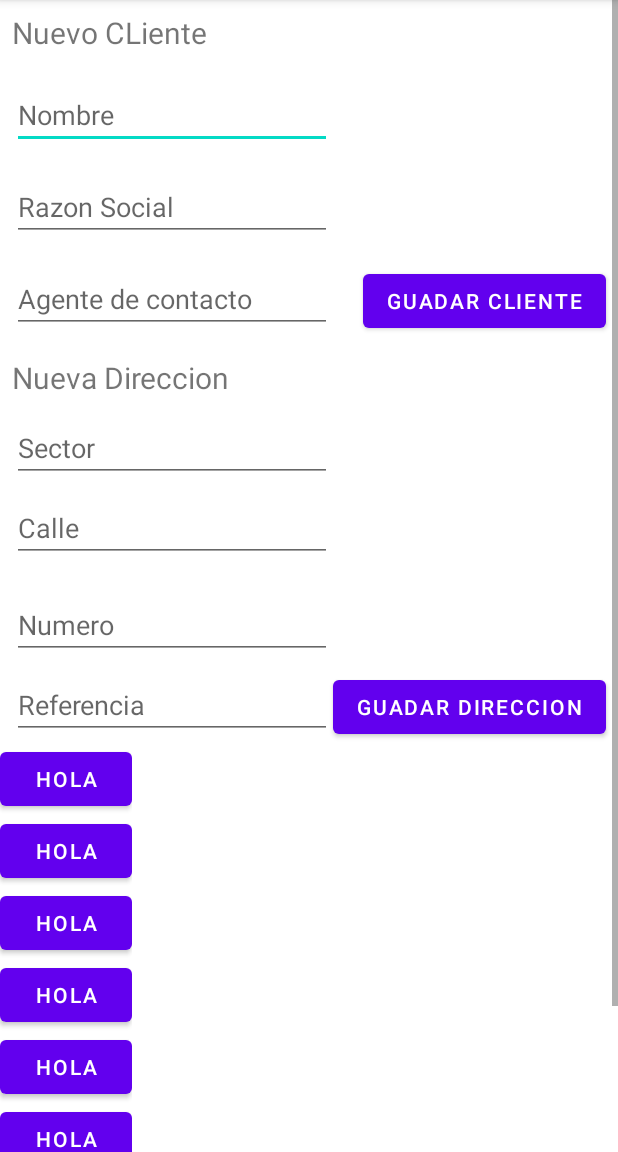
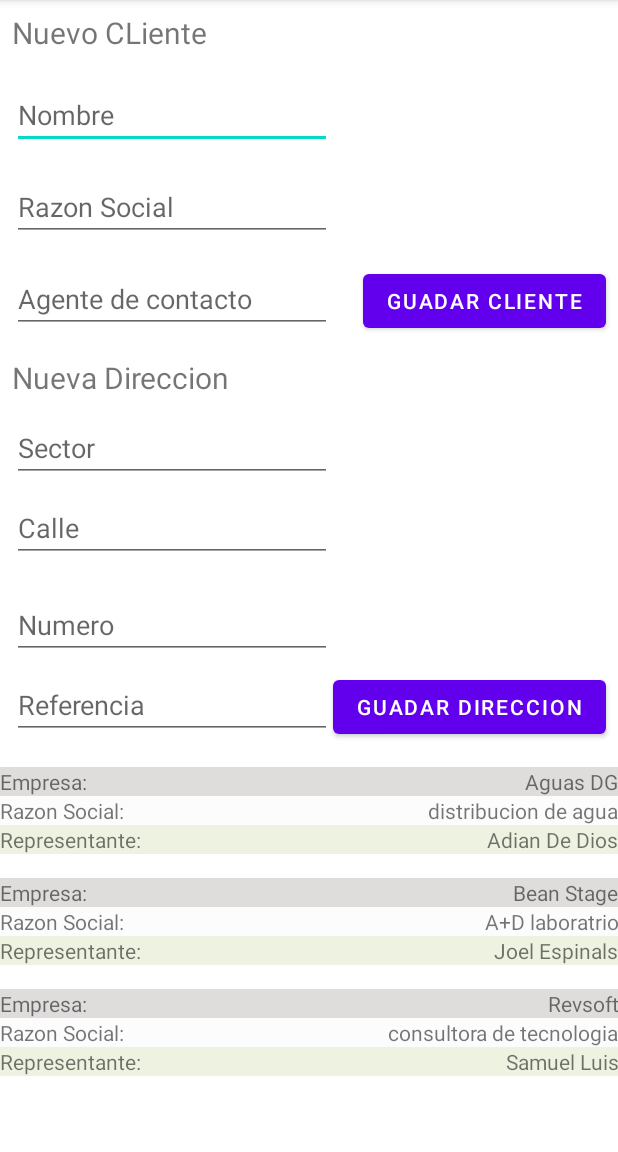
Before and after one commit to JoelEspinal/client-directions, an Android app: the ClientFormActivity screen opened directly, with no data from a screen before it, on a phone screen of 412 x 824 dp, the part 84-1236 px from its top. Run offline under Robolectric (Android 15) with nearby library versions, the phone set to English and light mode, and no system bars; our stand-ins replace Room's generated code.

```diff
--- a/app/src/main/java/com/beanstage/clientinfo/activities/ClientFormActivity.kt
+++ b/app/src/main/java/com/beanstage/clientinfo/activities/ClientFormActivity.kt
@@ -2,11 +2,33 @@ package com.beanstage.clientinfo.activities
 
 import androidx.appcompat.app.AppCompatActivity
 import android.os.Bundle
+import androidx.recyclerview.widget.LinearLayoutManager
+import androidx.recyclerview.widget.RecyclerView
 import com.beanstage.clientinfo.R
+import com.beanstage.clientinfo.adapters.ClientListAdapter
+import com.beanstage.clientinfo.app.ClientApplication
+import com.beanstage.clientinfo.viewmodels.ClientViewModel
 
 class ClientFormActivity : AppCompatActivity() {
+
+    private lateinit var viewModel: ClientViewModel
+
     override fun onCreate(savedInstanceState: Bundle?) {
         super.onCreate(savedInstanceState)
         setContentView(R.layout.activity_client_form)
+
+        viewModel = ClientViewModel((application as ClientApplication).repository)
+
+
+
+        val recyclerView = findViewById<RecyclerView>(R.id.address_recyclerview)
+        val adapter = ClientListAdapter()
+        recyclerView.adapter = adapter
+        recyclerView.layoutManager = LinearLayoutManager(this)
+
+        viewModel.allClients.observe(this) { clients ->
+            // Update the cached copy of the words in the adapter.
+            clients.let {  adapter.submitList(clients) }
+        }
     }
 }
--- a/app/src/main/res/layout/activity_client_form.xml
+++ b/app/src/main/res/layout/activity_client_form.xml
@@ -138,43 +138,18 @@
                 app:layout_constraintTop_toTopOf="@+id/editTextTextPersonName7" />
         </androidx.constraintlayout.widget.ConstraintLayout>
 
-        <LinearLayout
-            android:layout_width="wrap_content"
-            android:layout_height="wrap_content"
-            android:orientation="vertical">
-            <Button
-                android:layout_width="wrap_content"
+            <LinearLayout
+                android:layout_width="match_parent"
                 android:layout_height="wrap_content"
-                android:text="HOlA"/>
-            <Button
-                android:layout_width="wrap_content"
-                android:layout_height="wrap_content"
-                android:text="HOlA"/>
-            <Button
-                android:layout_width="wrap_content"
-                android:layout_height="wrap_content"
-                android:text="HOlA"/>
-            <Button
-                android:layout_width="wrap_content"
-                android:layout_height="wrap_content"
-                android:text="HOlA"/>
-            <Button
-                android:layout_width="wrap_content"
-                android:layout_height="wrap_content"
-                android:text="HOlA"/>
-            <Button
-                android:layout_width="wrap_content"
-                android:layout_height="wrap_content"
-                android:text="HOlA"/>
-            <Button
-                android:layout_width="wrap_content"
-                android:layout_height="wrap_content"
-                android:text="HOlA"/>
-            <Button
-                android:layout_width="wrap_content"
-                android:layout_height="wrap_content"
-                android:text="HOlA"/>
-        </LinearLayout>
+                android:orientation="vertical">
+
+                <androidx.recyclerview.widget.RecyclerView
+                    android:id="@+id/address_recyclerview"
+                    android:layout_width="match_parent"
+                    android:layout_height="match_parent"
+                    tools:listitem="@layout/recycleview_client_item" />
+
+            </LinearLayout>
         </LinearLayout>
     </ScrollView>
 </LinearLayout>
```
Also changed, not shown: app/src/main/res/layout/recycleview_address_item.xml (added, +67 -0 lines).
